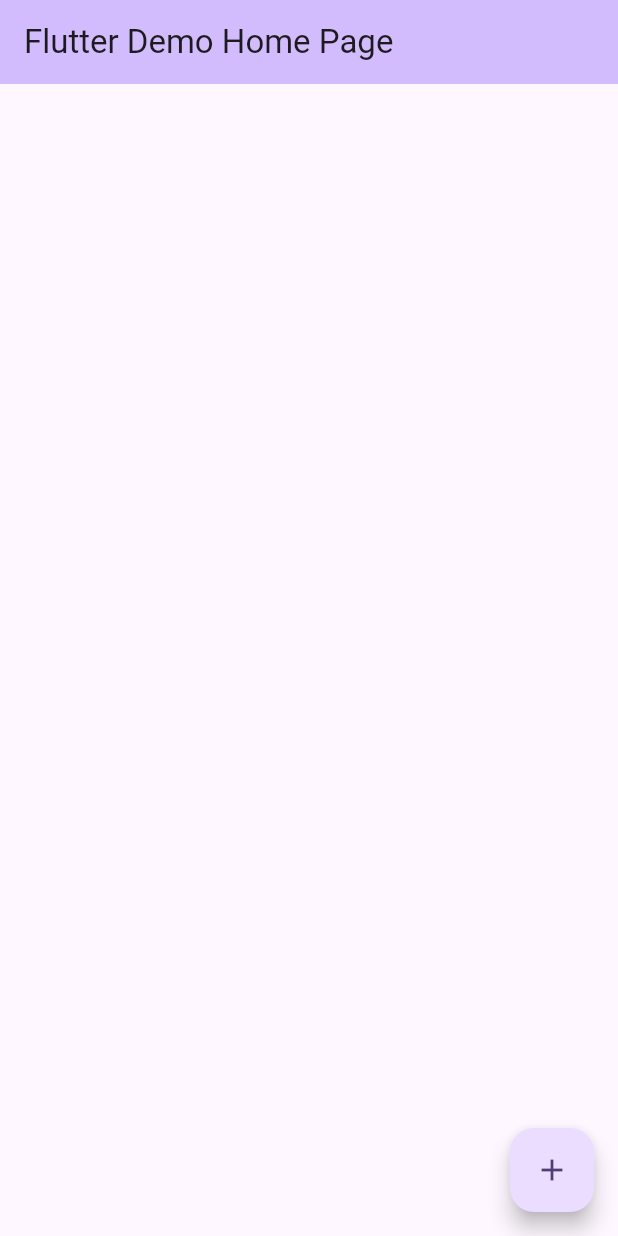
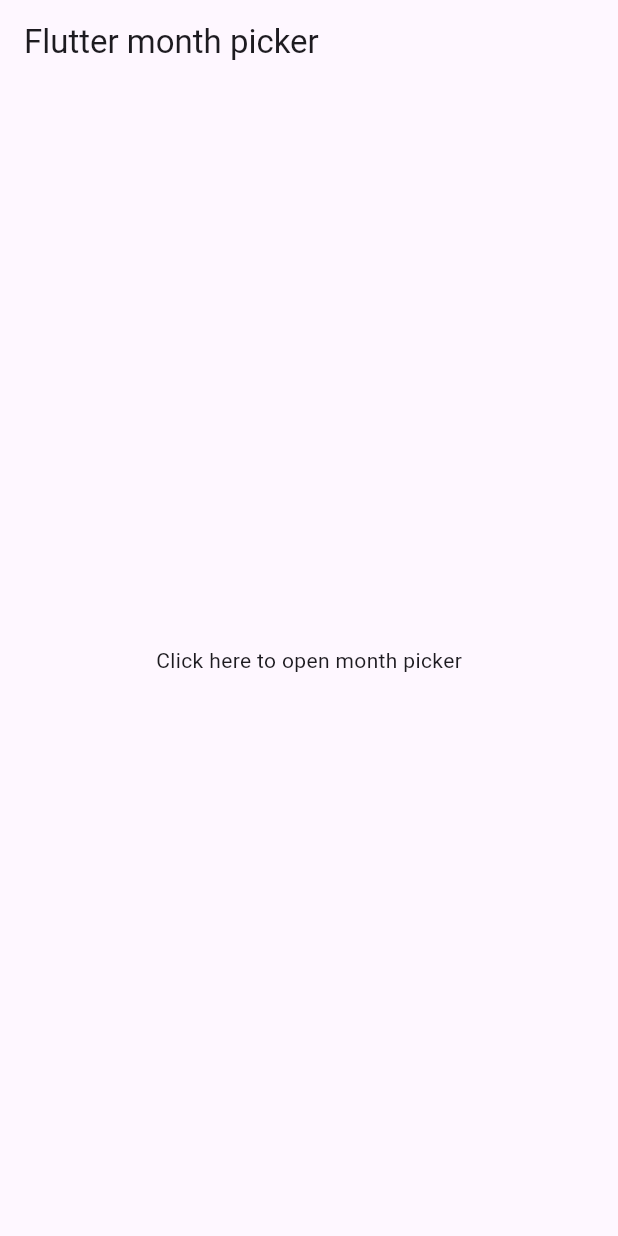
Before and after one commit to WhiteOrange/flutter_month_select, a Flutter app: the screen it shows after launch, on a phone screen of 412 x 824 dp. Run offline on Flutter 3.47's test engine with Material 3 defaults, Android fonts, the phone set to English and light mode, and no system bars.

Commit message:
add new view of example

```diff
--- a/example/lib/main.dart
+++ b/example/lib/main.dart
@@ -1,3 +1,4 @@
+import 'package:flutter/cupertino.dart';
 import 'package:flutter/material.dart';
 import 'package:flutter_month_select/flutter_month_select.dart';
 
@@ -17,43 +18,31 @@ class MyApp extends StatelessWidget {
         colorScheme: ColorScheme.fromSeed(seedColor: Colors.deepPurple),
         useMaterial3: true,
       ),
-      home: const MyHomePage(title: 'Flutter Demo Home Page'),
+      home: const DemoMonthSelector(),
     );
   }
 }
 
-class MyHomePage extends StatefulWidget {
-  const MyHomePage({super.key, required this.title});
-  final String title;
+class DemoMonthSelector extends StatelessWidget {
+  const DemoMonthSelector({Key? key}) : super(key: key);
 
-  @override
-  State<MyHomePage> createState() => _MyHomePageState();
-}
-
-class _MyHomePageState extends State<MyHomePage> {
   @override
   Widget build(BuildContext context) {
     return Scaffold(
       appBar: AppBar(
-        backgroundColor: Theme.of(context).colorScheme.inversePrimary,
-        title: Text(widget.title),
+        title: const Text("Flutter month picker"),
       ),
+      body: Center(
+        child: GestureDetector(
+          onTap: () async {
+            DateTime? picker = await showMonthYearPicker(context: context, initialDate: DateTime(2023), firstDate: DateTime(2022), lastDate: DateTime(2050));
 
-      floatingActionButton: FloatingActionButton(
-        onPressed: () async {
-          /// this method we can use for month select
-          DateTime? picker = await showMonthYearPicker(
-              context: context,
-              initialDate: DateTime(2023),
-              firstDate: DateTime(2022),
-              lastDate: DateTime.now());
-
-          /// we can get the selected month in picker
-          /// note picker can be nullable
-        },
-        tooltip: 'Increment',
-        child: const Icon(Icons.add),
-      ), // This trailing comma makes auto-formatting nicer for build methods.
+            /// we can get the selected month in picker
+            /// note picker can be nullable
+          },
+          child: const Text("Click here to open month picker"),
+        ),
+      ),
     );
   }
 }
```
Also changed, not shown: 1 other file.
